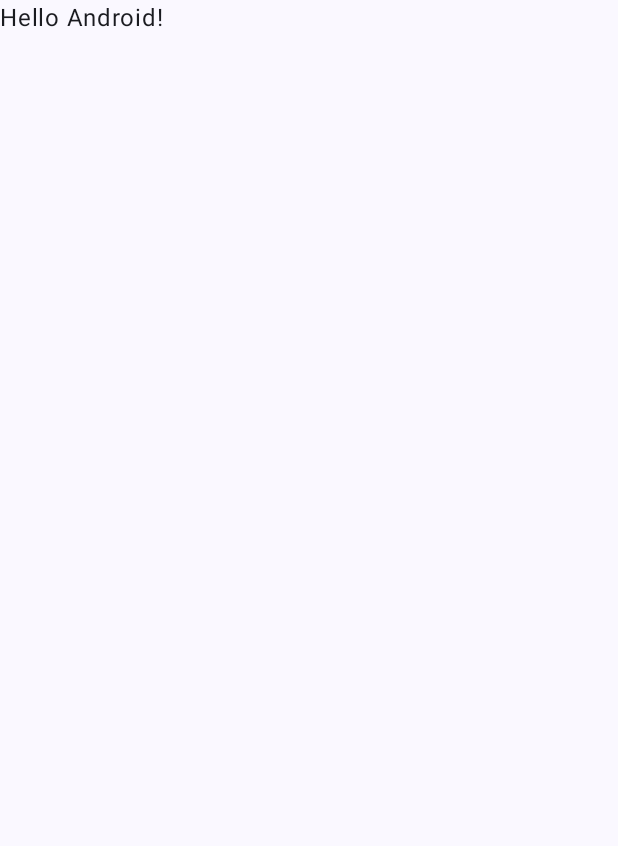
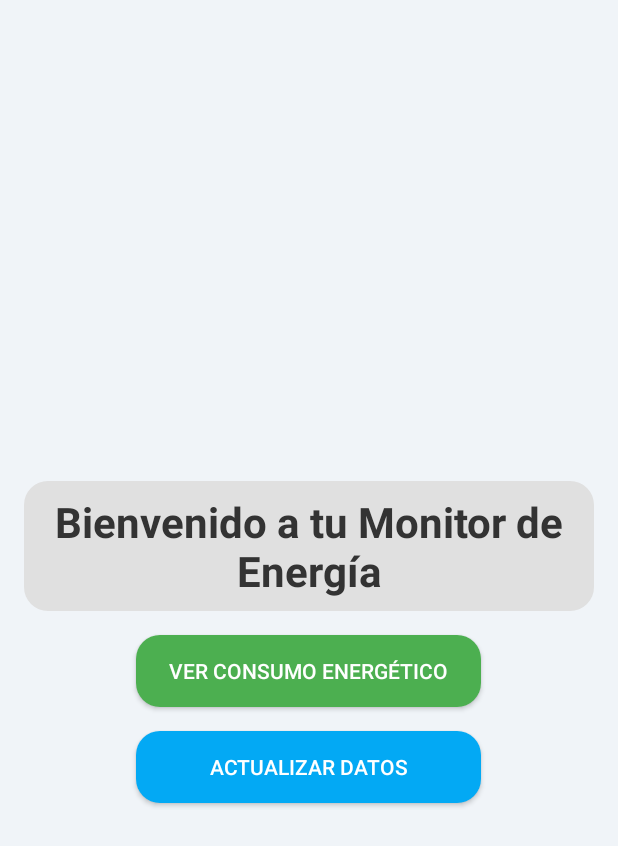
Before and after one commit to Oyupa/PDE_Consumo_Energetico, an Android app built with Jetpack Compose: the screen it shows after launch (MainActivity), on a phone screen of 412 x 824 dp. Before the commit the part shown is almost empty. Shown: the top 846 px of the screen. Run offline under Robolectric (Android 15) with nearby library versions, the phone set to English and light mode, and no system bars.

Commit message:
Creado menú principal con interfaz intuitiva

```diff
--- a/app/src/main/java/com/example/pde_consumo_energetico/MainActivity.kt
+++ b/app/src/main/java/com/example/pde_consumo_energetico/MainActivity.kt
@@ -1,6 +1,7 @@
 package com.example.pde_consumo_energetico
 
 import android.os.Bundle
+import android.widget.Button
 import androidx.activity.ComponentActivity
 import androidx.activity.compose.setContent
 import androidx.activity.enableEdgeToEdge
@@ -16,16 +17,19 @@ import com.example.pde_consumo_energetico.ui.theme.PDE_Consumo_EnergeticoTheme
 class MainActivity : ComponentActivity() {
     override fun onCreate(savedInstanceState: Bundle?) {
         super.onCreate(savedInstanceState)
-        enableEdgeToEdge()
-        setContent {
-            PDE_Consumo_EnergeticoTheme {
-                Scaffold(modifier = Modifier.fillMaxSize()) { innerPadding ->
-                    Greeting(
-                        name = "Android",
-                        modifier = Modifier.padding(innerPadding)
-                    )
-                }
-            }
+        setContentView(R.layout.activity_main)
+
+        // Referencia a los botones
+        val btnViewConsumption = findViewById<Button>(R.id.btnViewConsumption)
+        val btnDataUpdate = findViewById<Button>(R.id.btnDataUpdate)
+
+        // Acciones al hacer clic en los botones
+        btnViewConsumption.setOnClickListener {
+            // Aquí irá la acción para navegar a la pantalla de consumo energético
+        }
+
+        btnDataUpdate.setOnClickListener {
+            // Aquí irá la acción para navegar a la pantalla de actualización de datos
         }
     }
 }
--- /dev/null
+++ b/app/src/main/res/drawable/rounded_button_blue.xml
@@ -0,0 +1,6 @@
+<?xml version="1.0" encoding="utf-8"?>
+<shape xmlns:android="http://schemas.android.com/apk/res/android"
+    android:shape="rectangle">
+    <solid android:color="#03A9F4"/> <!-- Color azul -->
+    <corners android:radius="16dp"/> <!-- Esquinas redondeadas -->
+</shape>
--- /dev/null
+++ b/app/src/main/res/drawable/rounded_button_green.xml
@@ -0,0 +1,6 @@
+<?xml version="1.0" encoding="utf-8"?>
+<shape xmlns:android="http://schemas.android.com/apk/res/android"
+    android:shape="rectangle">
+    <solid android:color="#4CAF50"/> <!-- Color verde -->
+    <corners android:radius="16dp"/> <!-- Esquinas redondeadas -->
+</shape>
--- /dev/null
+++ b/app/src/main/res/drawable/text_background.xml
@@ -0,0 +1,5 @@
+<shape xmlns:android="http://schemas.android.com/apk/res/android"
+    android:shape="rectangle">
+    <solid android:color="#E0E0E0"/> <!-- Color de fondo suave -->
+    <corners android:radius="16dp"/> <!-- Esquinas redondeadas -->
+</shape>
--- /dev/null
+++ b/app/src/main/res/layout/activity_main.xml
@@ -0,0 +1,45 @@
+<?xml version="1.0" encoding="utf-8"?>
+<LinearLayout xmlns:android="http://schemas.android.com/apk/res/android"
+    android:layout_width="match_parent"
+    android:layout_height="match_parent"
+    android:orientation="vertical"
+    android:padding="16dp"
+    android:background="#F0F4F8"
+    android:gravity="center">
+
+    <TextView
+        android:id="@+id/welcomeText"
+        android:layout_width="wrap_content"
+        android:layout_height="wrap_content"
+        android:text="Bienvenido a tu Monitor de Energía"
+        android:textSize="28sp"
+        android:textColor="#333"
+        android:textStyle="bold"
+        android:layout_marginBottom="16dp"
+        android:layout_marginTop="32dp"
+        android:gravity="center"
+        android:background="@drawable/text_background"
+        android:padding="8dp"
+    />
+    <Button
+        android:id="@+id/btnViewConsumption"
+        android:layout_width="230dp"
+        android:layout_height="wrap_content"
+        android:text="Ver Consumo Energético"
+        android:layout_marginBottom="16dp"
+        android:background="@drawable/rounded_button_green"
+        android:textColor="#FFFFFF"
+        android:maxLines="2"
+        android:ellipsize="end"/>
+
+    <Button
+        android:id="@+id/btnDataUpdate"
+        android:layout_width="230dp"
+        android:layout_height="wrap_content"
+        android:text="Actualizar Datos"
+        android:background="@drawable/rounded_button_blue"
+        android:textColor="#FFFFFF"
+        android:maxLines="2"
+        android:ellipsize="end"/>
+
+</LinearLayout>
```
